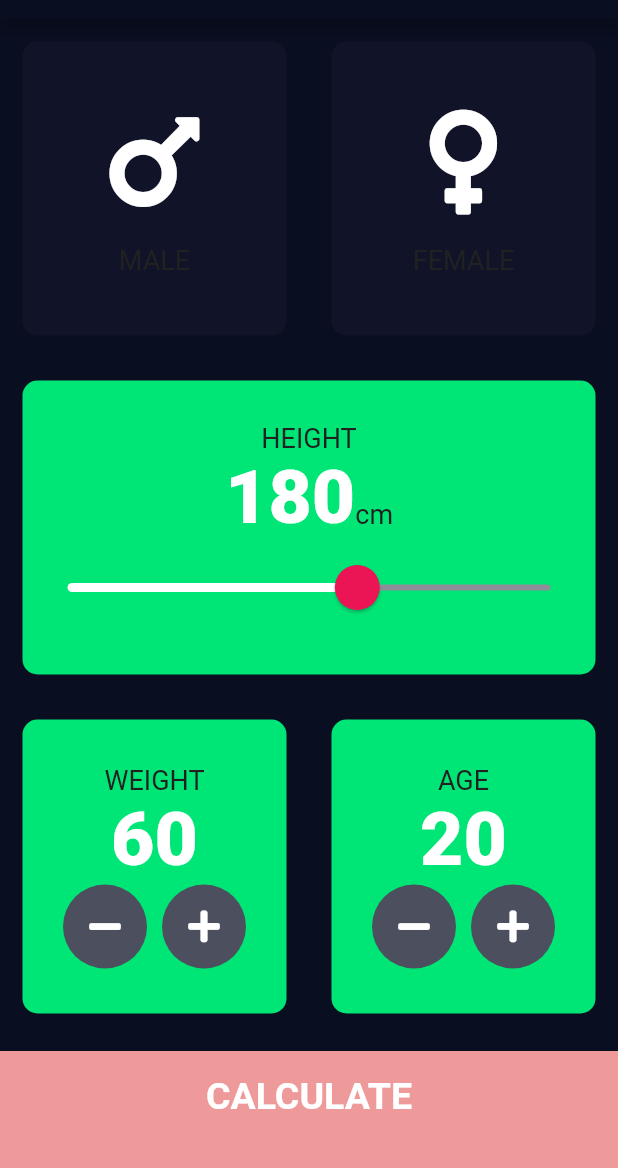
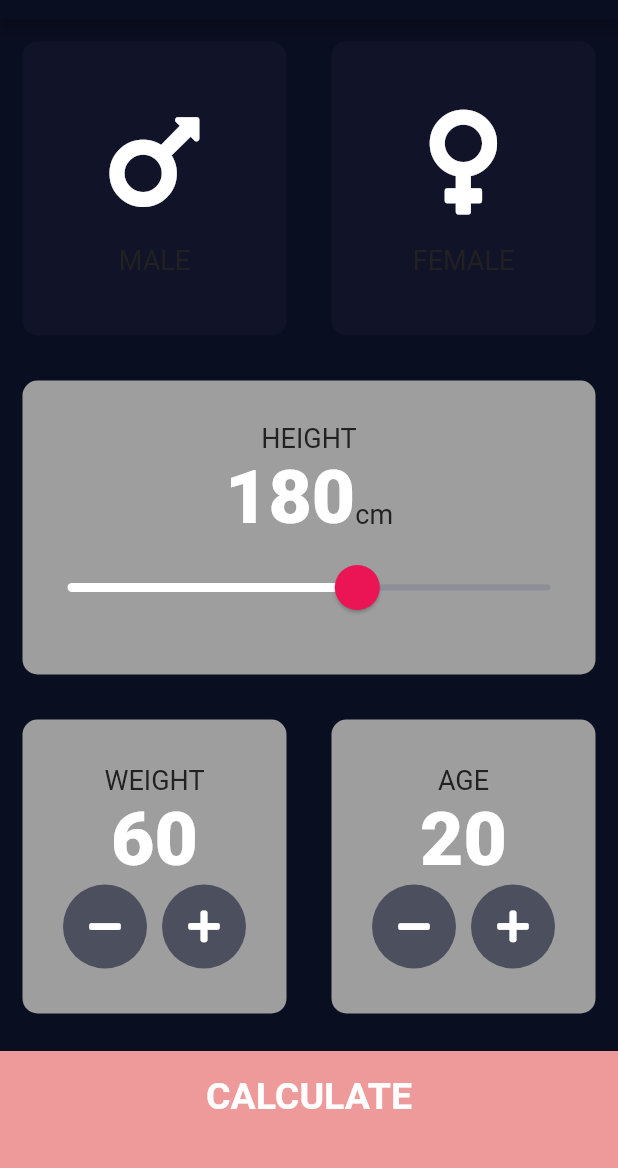
Before and after one commit to OxamaHxn/BMI-Calculator-Flutter-, a Flutter app: the screen it shows after launch, on a phone screen of 412 x 824 dp, the part 65-1233 px from its top. Run offline on Flutter 3.47's test engine with Material 2 defaults, Android fonts, the phone set to English and light mode, and no system bars; our stand-ins replace font_awesome_flutter.

```diff
--- a/lib/constants.dart
+++ b/lib/constants.dart
@@ -1,7 +1,7 @@
 import 'package:flutter/material.dart';
 
 const kBottomContainerHeight = 80.0;
-const kActiveCardColour = Color(0xFF00e676);
+const kActiveCardColour = Color(0xFF9e9e9e);
 const kInactiveCardColour = Color(0xFF111328);
 const kBottomContainerColour = Color(0xFFEf9a9a);
 
```
